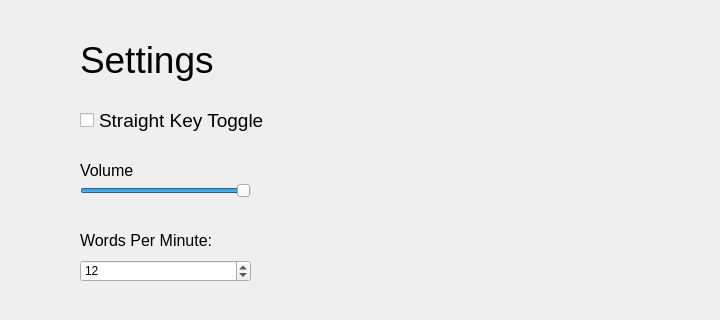
First picture: the form in MorseCodeLearner/settingswindow.ui, repository UofU-CS3505/cs3505-assignment9-the_tigers, before the edit; both pictures show x 560 to 1280 and y 0 to 320 of the 1280 by 720 pixel window.
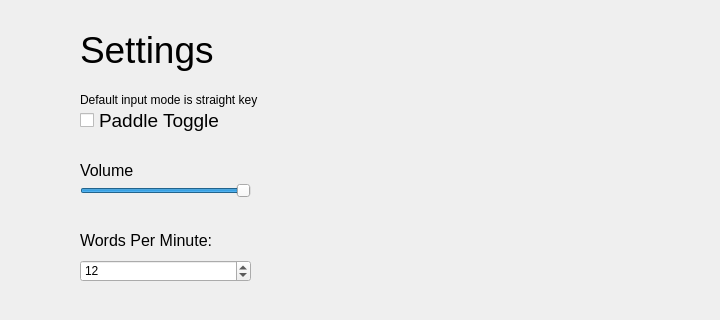
Second picture: the form after the edit.

Commit message: Updated input mode toggle text

What changed in the file:
```diff
--- a/MorseCodeLearner/settingswindow.ui
+++ b/MorseCodeLearner/settingswindow.ui
@@ -30,7 +30,7 @@
    <property name="geometry">
     <rect>
      <x>640</x>
-     <y>20</y>
+     <y>10</y>
      <width>500</width>
      <height>80</height>
     </rect>
@@ -59,7 +59,7 @@
     </font>
    </property>
    <property name="text">
-    <string>Straight Key Toggle</string>
+    <string>Paddle Toggle</string>
    </property>
    <property name="iconSize">
     <size>
@@ -167,6 +167,19 @@
     <string>Morse Code Input Key:</string>
    </property>
   </widget>
+  <widget class="QLabel" name="label">
+   <property name="geometry">
+    <rect>
+     <x>640</x>
+     <y>90</y>
+     <width>231</width>
+     <height>20</height>
+    </rect>
+   </property>
+   <property name="text">
+    <string>Default input mode is straight key</string>
+   </property>
+  </widget>
  </widget>
  <resources/>
  <connections/>
```
